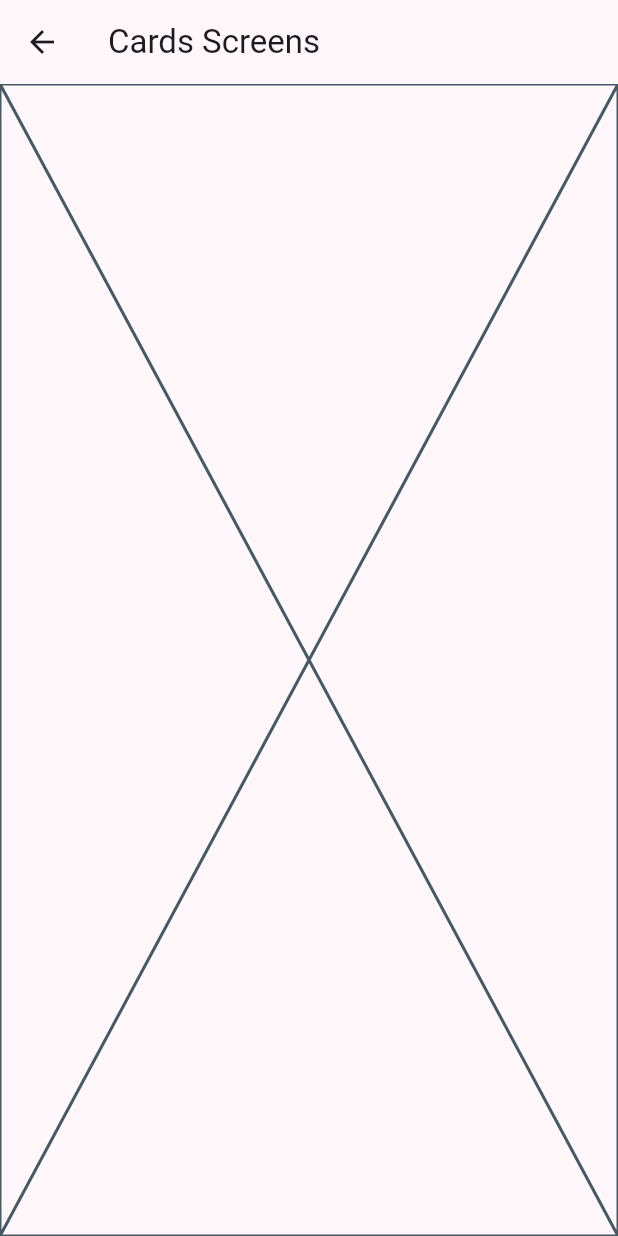
After one commit to Reales09/WidgetsAppFlutter, a Flutter app: the CardsScreens screen opened by its route, on a phone screen of 412 x 824 dp. The commit adds this screen. Run offline on Flutter 3.47's test engine with Material 3 defaults, Android fonts, the phone set to English and light mode, and no system bars.

Commit message:
Rutas basicas configuradas

```diff
--- a/lib/config/menu/menu_item.dart
+++ b/lib/config/menu/menu_item.dart
@@ -16,7 +16,7 @@ class MenuItem {
 
 const appMenuItems = <MenuItem>[
   MenuItem(
-    tittle: 'Botons',
+    tittle: 'Botones',
     subTittle: 'Varios',
     link: '/buttons',
     icon: Icons.smart_button_outlined,
@@ -24,7 +24,7 @@ const appMenuItems = <MenuItem>[
   MenuItem(
     tittle: 'Tarjetas',
     subTittle: 'Un contenedor estilizado',
-    link: '/card',
+    link: '/cards',
     icon: Icons.credit_card,
   ),
 ];
--- a/lib/main.dart
+++ b/lib/main.dart
@@ -1,5 +1,7 @@
 import 'package:flutter/material.dart';
 import 'package:widgets_app/config/theme/app_them.dart';
+import 'package:widgets_app/presentation/screens/buttons/buttons_screen.dart';
+import 'package:widgets_app/presentation/screens/cards/cards_screen.dart';
 import 'package:widgets_app/presentation/screens/home/home_screen.dart';
 
 void main() {
@@ -15,6 +17,10 @@ class MainApp extends StatelessWidget {
       debugShowCheckedModeBanner: false,
       theme: AppTheme(selectedColor: 4).getTheme(),
       home: const HomeScreen(),
+      routes: {
+        '/buttons': (context) => const ButtonsScreens(),
+        '/cards': (context) => const CardsScreens()
+      },
     );
   }
 }
--- /dev/null
+++ b/lib/presentation/screens/cards/cards_screen.dart
@@ -0,0 +1,13 @@
+import 'package:flutter/material.dart';
+
+class CardsScreens extends StatelessWidget {
+  const CardsScreens({super.key});
+
+  @override
+  Widget build(BuildContext context) {
+    return Scaffold(
+      appBar: AppBar(title: const Text('Cards Screens')),
+      body: const Placeholder(),
+    );
+  }
+}
```
Also changed, not shown: lib/presentation/screens/buttons/buttons_screen.dart (added, +13 -0 lines), lib/presentation/screens/home/home_screen.dart (+8 -1 lines).
